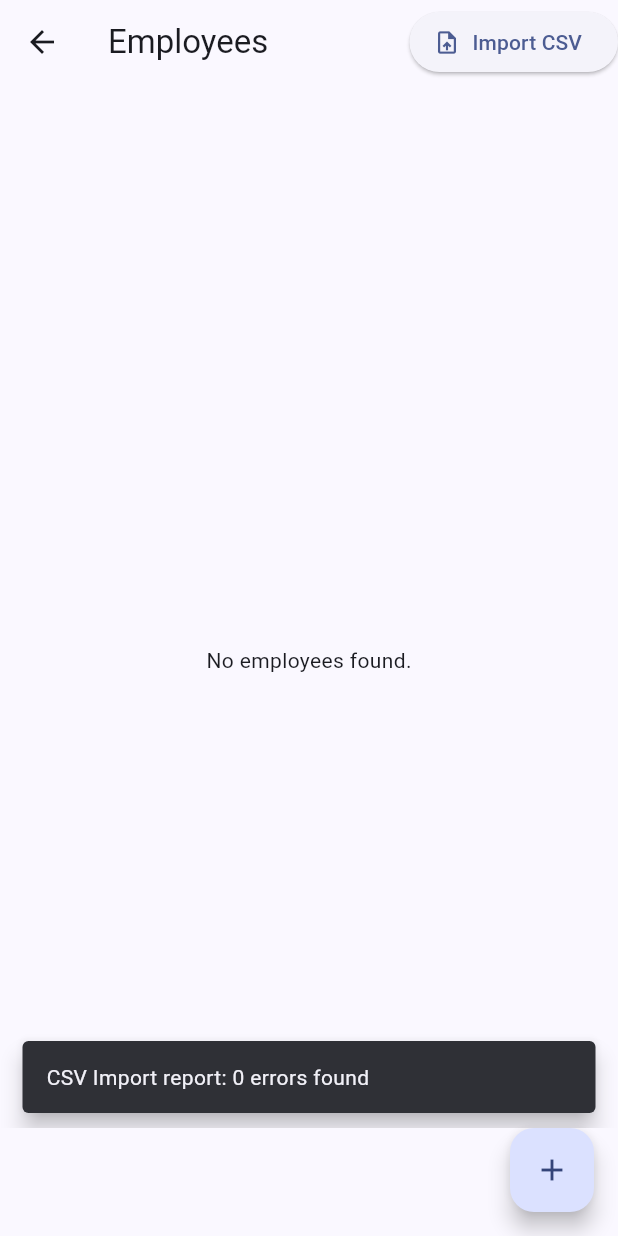
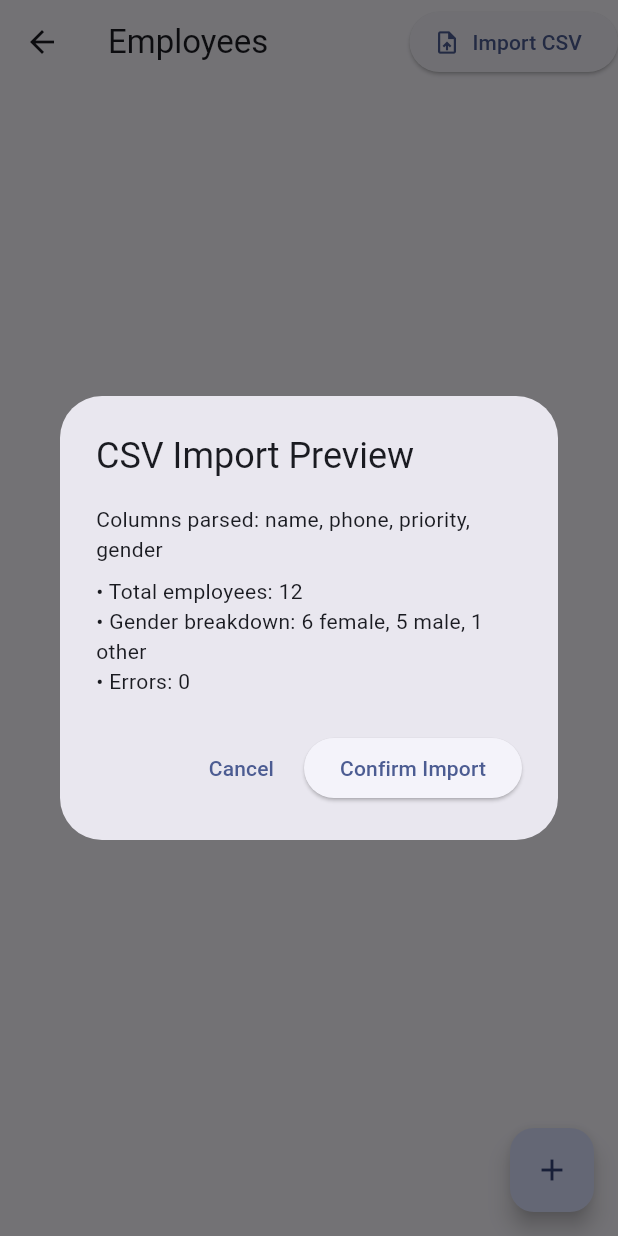
Before and after one commit to kumarnitish378/flex-platform, a Flutter app: the ClientEmployeesScreen screen opened directly, after a tap on "Import CSV", on a phone screen of 412 x 824 dp. Run offline on Flutter 3.47's test engine with Material 3 defaults, Android fonts, the phone set to English and light mode, and no system bars; our stand-ins replace built_collection, built_value, dio, flutter_riverpod, flutter_secure_storage, go_router; missing offline and left inert: dart:html, maplibre_gl, one_of_serializer; accounts and stored records are empty; statements that could not run were skipped.

Commit message:
feat(app): add employee gender selection to form and CSV import preview

```diff
--- a/app/lib/features/client/employee_form_screen.dart
+++ b/app/lib/features/client/employee_form_screen.dart
@@ -1,6 +1,9 @@
 import 'package:flutter/material.dart';
+import 'package:smart_cab_api/smart_cab_api.dart' as api;
 
 /// Client employee add/edit form screen (L-02).
+///
+/// Features employee name, phone, priority, and gender selection (female/male/other/not set) (Item 3).
 class EmployeeFormScreen extends StatefulWidget {
   const EmployeeFormScreen({super.key, this.employeeId});
 
@@ -13,6 +16,7 @@ class EmployeeFormScreen extends StatefulWidget {
 class _EmployeeFormScreenState extends State<EmployeeFormScreen> {
   final TextEditingController _nameController = TextEditingController();
   final TextEditingController _phoneController = TextEditingController();
+  api.EmployeeInputGenderEnum? _selectedGender;
 
   @override
   void dispose() {
@@ -48,10 +52,58 @@ class _EmployeeFormScreenState extends State<EmployeeFormScreen> {
                 border: OutlineInputBorder(),
               ),
             ),
+            const SizedBox(height: 16),
+
+            // Gender selector dropdown (Item 3)
+            DropdownButtonFormField<api.EmployeeInputGenderEnum?>(
+              key: const Key('employee-gender-select'),
+              initialValue: _selectedGender,
+              decoration: const InputDecoration(
+                labelText: 'Gender',
+                border: OutlineInputBorder(),
+              ),
+              items: const <DropdownMenuItem<api.EmployeeInputGenderEnum?>>[
+                DropdownMenuItem<api.EmployeeInputGenderEnum?>(
+                  value: null,
+                  child: Text('Not Set'),
+                ),
+                DropdownMenuItem<api.EmployeeInputGenderEnum?>(
+                  value: api.EmployeeInputGenderEnum.female,
+                  child: Text('Female'),
+                ),
+                DropdownMenuItem<api.EmployeeInputGenderEnum?>(
+                  value: api.EmployeeInputGenderEnum.male,
+                  child: Text('Male'),
+                ),
+                DropdownMenuItem<api.EmployeeInputGenderEnum?>(
+                  value: api.EmployeeInputGenderEnum.other,
+                  child: Text('Other'),
+                ),
+              ],
+              onChanged: (api.EmployeeInputGenderEnum? val) {
+                setState(() {
+                  _selectedGender = val;
+                });
+              },
+            ),
             const SizedBox(height: 24),
+
             ElevatedButton(
               key: const Key('save-employee'),
               onPressed: () {
+                final api.$EmployeeInput input = api.$EmployeeInput(
+                  (b) => b
+                    ..name = _nameController.text
+                    ..phone = _phoneController.text
+                    ..gender = _selectedGender,
+                );
+                ScaffoldMessenger.of(context).showSnackBar(
+                  SnackBar(
+                    content: Text(
+                      'Saved employee ${input.name} (Gender: ${_selectedGender?.name ?? 'not set'})',
+                    ),
+                  ),
+                );
                 Navigator.of(context).pop();
               },
               child: const Text('Save Employee'),
--- a/app/lib/features/client/employees_screen.dart
+++ b/app/lib/features/client/employees_screen.dart
@@ -8,7 +8,8 @@ import '../../data/api/admin_repository.dart';
 
 /// Client admin employees screen (L-01).
 ///
-/// Features employee list, client selector for operator admin, and CSV import action.
+/// Features employee list, gender display, client selector for operator admin,
+/// and CSV import action with gender field preview (Item 3).
 class ClientEmployeesScreen extends ConsumerStatefulWidget {
   const ClientEmployeesScreen({super.key});
 
@@ -39,10 +40,8 @@ class _ClientEmployeesScreenState extends ConsumerState<ClientEmployeesScreen> {
 
       String clientIdToUse = '';
       if (session.activeRole == Role.clientAdmin) {
-        // Client Admin uses empty clientId (backend automatically scopes to caller's client)
         clientIdToUse = '';
       } else {
-        // Operator Admin picks a client from GET /admin/clients
         if (_clients.isEmpty) {
           _clients = await repo.getClients();
         }
@@ -68,6 +67,45 @@ class _ClientEmployeesScreenState extends ConsumerState<ClientEmployeesScreen> {
     }
   }
 
+  void _showCsvImportPreview() {
+    showDialog<void>(
+      context: context,
+      builder: (BuildContext dialogContext) {
+        return AlertDialog(
+          key: const Key('csv-import-dialog'),
+          title: const Text('CSV Import Preview'),
+          content: const Column(
+            mainAxisSize: MainAxisSize.min,
+            crossAxisAlignment: CrossAxisAlignment.start,
+            children: <Widget>[
+              Text('Columns parsed: name, phone, priority, gender'),
+              SizedBox(height: 8),
+              Text('• Total employees: 12'),
+              Text('• Gender breakdown: 6 female, 5 male, 1 other'),
+              Text('• Errors: 0'),
+            ],
+          ),
+          actions: <Widget>[
+            TextButton(
+              onPressed: () => Navigator.of(dialogContext).pop(),
+              child: const Text('Cancel'),
+            ),
+            ElevatedButton(
+              key: const Key('confirm-import-button'),
+              onPressed: () {
+                Navigator.of(dialogContext).pop();
+                ScaffoldMessenger.of(context).showSnackBar(
+                  const SnackBar(content: Text('CSV Import completed: 12 employees added')),
+                );
+              },
+              child: const Text('Confirm Import'),
+            ),
+          ],
+        );
+      },
+    );
+  }
+
   @override
   Widget build(BuildContext context) {
     final Session session = ref.watch(sessionProvider);
@@ -82,11 +120,7 @@ class _ClientEmployeesScreenState extends ConsumerState<ClientEmployeesScreen> {
             key: const Key('import-csv-button'),
             icon: const Icon(Icons.upload_file),
             label: const Text('Import CSV'),
-            onPressed: () {
-              ScaffoldMessenger.of(context).showSnackBar(
-                const SnackBar(content: Text('CSV Import report: 0 errors found')),
-              );
-            },
+            onPressed: _showCsvImportPreview,
           ),
         ],
       ),
@@ -133,10 +167,18 @@ class _ClientEmployeesScreenState extends ConsumerState<ClientEmployeesScreen> {
                           itemCount: _employees.length,
                           itemBuilder: (BuildContext context, int index) {
                             final api.Employee e = _employees[index];
+                            final String genderStr = e.gender?.name ?? 'not set';
+
                             return ListTile(
                               leading: const Icon(Icons.person),
                               title: Text(e.name),
-                              subtitle: Text('Phone: ${e.phone}'),
+                              subtitle: Text('Phone: ${e.phone} • Gender: $genderStr'),
+                              trailing: Chip(
+                                label: Text(
+                                  genderStr.toUpperCase(),
+                                  style: const TextStyle(fontSize: 10),
+                                ),
+                              ),
                             );
                           },
                         ),
```
Also changed, not shown: 2 other files.
